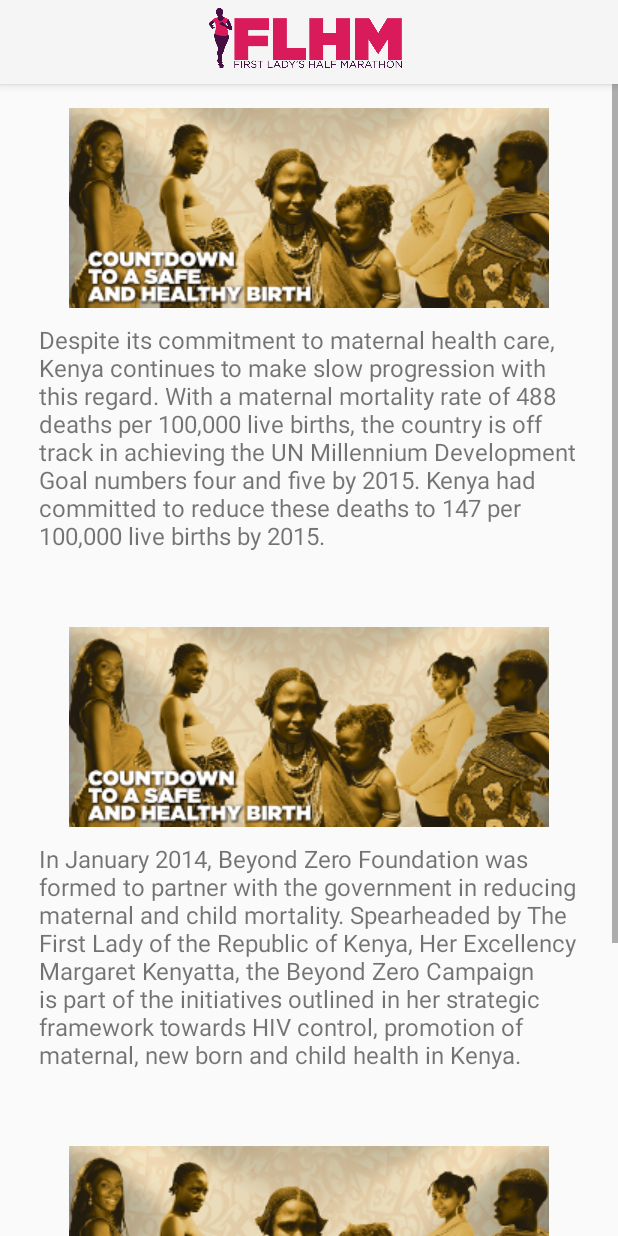
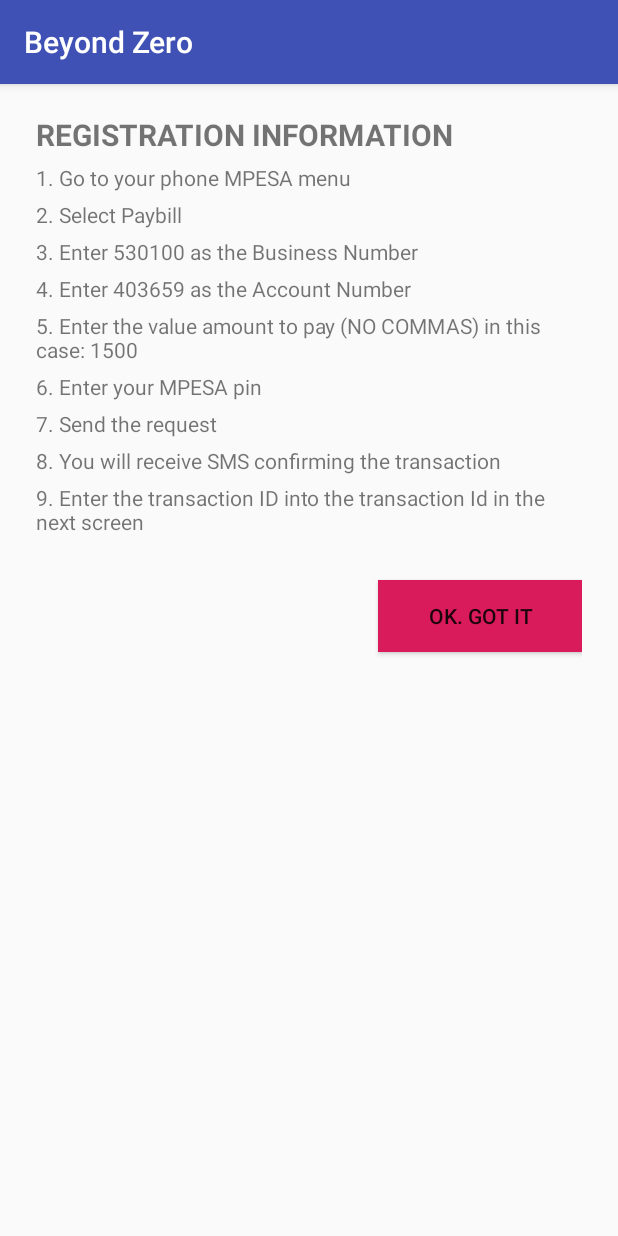
Before and after one commit to Homeboyzandroid/Marathon, an Android app: the screen it shows after launch (News before the commit, RegistrationInfo after it), after a tap on "News", on a phone screen of 412 x 824 dp. Run offline under Robolectric (Android 15) with nearby library versions, the phone set to English and light mode, and no system bars; libraries missing offline, so code that uses them is left out: cn.iwgang.countdownview, com.github.clans.fab, com.twitter.sdk, io.fabric.sdk; 7 statements that could not run were skipped.

Commit message:
transaction id and instructions activities

```diff
--- a/app/src/main/java/com/beyondzero/loise/marathon/Donate.java
+++ b/app/src/main/java/com/beyondzero/loise/marathon/Donate.java
@@ -42,7 +42,7 @@
  */
 public class Donate extends AppCompatActivity{
 
-   Spinner spinner;
+   //Spinner spinner;
     @Override
     protected void onCreate(Bundle savedInstanceState) {
         super.onCreate(savedInstanceState);
@@ -52,14 +52,14 @@
         getSupportActionBar().setDisplayShowHomeEnabled(true);
         getSupportActionBar().setIcon(R.drawable.fl);
 
-        spinner = (Spinner)findViewById(R.id.spinnerdonate);
+       /* spinner = (Spinner)findViewById(R.id.spinnerdonate);
         // Create an ArrayAdapter using the string array and a default spinner layout
         ArrayAdapter<CharSequence> adapter = ArrayAdapter.createFromResource(this,
                 R.array.currency, android.R.layout.simple_spinner_item);
 // Specify the layout to use when the list of choices appears
         adapter.setDropDownViewResource(android.R.layout.simple_spinner_dropdown_item);
 // Apply the adapter to the spinner
-        spinner.setAdapter(adapter);
+        spinner.setAdapter(adapter);*/
 
         Button button= (Button)findViewById(R.id.btn_signup);
         button.setOnClickListener(new View.OnClickListener() {
--- a/app/src/main/java/com/beyondzero/loise/marathon/MainActivity.java
+++ b/app/src/main/java/com/beyondzero/loise/marathon/MainActivity.java
@@ -84,7 +84,7 @@
 
                         break;
                     case 2:
-                        startActivity(new Intent(getApplicationContext(), News.class));
+                        startActivity(new Intent(getApplicationContext(), RegistrationInfo.class));
                         break;
 
                     case 3:
--- /dev/null
+++ b/app/src/main/java/com/beyondzero/loise/marathon/RegistrationInfo.java
@@ -0,0 +1,13 @@
+package com.beyondzero.loise.marathon;
+
+import android.support.v7.app.AppCompatActivity;
+import android.os.Bundle;
+
+public class RegistrationInfo extends AppCompatActivity {
+
+    @Override
+    protected void onCreate(Bundle savedInstanceState) {
+        super.onCreate(savedInstanceState);
+        setContentView(R.layout.activity_registration_info);
+    }
+}
--- /dev/null
+++ b/app/src/main/res/layout/activity_registration_info.xml
@@ -0,0 +1,98 @@
+<?xml version="1.0" encoding="utf-8"?>
+<ScrollView
+    xmlns:android="http://schemas.android.com/apk/res/android"
+    android:layout_width="fill_parent"
+    android:layout_height="fill_parent"
+    android:fitsSystemWindows="true">
+    <LinearLayout
+        android:orientation="vertical"
+        android:layout_width="match_parent"
+        android:layout_height="match_parent"
+        android:paddingTop="20dp"
+        android:paddingLeft="24dp"
+        android:paddingRight="24dp"
+        android:weightSum="1">
+
+
+    <TextView
+        android:layout_width="wrap_content"
+        android:layout_height="match_parent"
+        android:id="@+id/instructions"
+        android:text="REGISTRATION INFORMATION"
+        android:layout_alignParentTop="true"
+        android:layout_centerHorizontal="true"
+        android:textStyle="bold"
+        android:textSize="20dp"
+        android:layout_marginBottom="5dp"/>
+    <TextView
+        android:layout_width="wrap_content"
+        android:layout_height="wrap_content"
+        android:id="@+id/txt1"
+        android:text="1. Go to your phone MPESA menu"
+        android:layout_marginBottom="5dp"/>
+    <TextView
+        android:layout_width="wrap_content"
+        android:layout_height="wrap_content"
+        android:id="@+id/txt2"
+        android:text="2. Select Paybill"
+        android:layout_marginBottom="5dp"/>
+    <TextView
+        android:layout_width="wrap_content"
+        android:layout_height="wrap_content"
+        android:id="@+id/txt3"
+        android:text="3. Enter 530100 as the Business Number "
+        android:layout_marginBottom="5dp"/>
+    <TextView
+        android:layout_width="wrap_content"
+        android:layout_height="wrap_content"
+        android:id="@+id/txt4"
+        android:text="4. Enter 403659 as the Account Number "
+        android:layout_marginBottom="5dp"/>
+
+    <TextView
+        android:layout_width="wrap_content"
+        android:layout_height="wrap_content"
+        android:id="@+id/txt5"
+        android:text="5. Enter the value amount to pay (NO COMMAS) in this case: 1500  "
+        android:layout_marginBottom="5dp"/>
+    <TextView
+        android:layout_width="wrap_content"
+        android:layout_height="wrap_content"
+        android:id="@+id/txt6"
+        android:text="6. Enter your MPESA pin "
+        android:layout_marginBottom="5dp"/>
+    <TextView
+        android:layout_width="wrap_content"
+        android:layout_height="wrap_content"
+        android:id="@+id/txt7"
+        android:text="7. Send the request "
+        android:layout_marginBottom="5dp"/>
+    <TextView
+        android:layout_width="wrap_content"
+        android:layout_height="wrap_content"
+        android:id="@+id/txt8"
+        android:text="8. You will receive SMS confirming the transaction "
+        android:layout_marginBottom="5dp"/>
+    <TextView
+        android:layout_width="wrap_content"
+        android:layout_height="wrap_content"
+        android:id="@+id/txt9"
+        android:text="9. Enter the transaction ID into the transaction Id in the next screen "
+        android:layout_marginBottom="5dp"/>
+
+        <android.support.v7.widget.AppCompatButton
+
+            android:id="@+id/btn_gotit"
+            android:layout_width="136dp"
+            android:layout_height="wrap_content"
+            android:layout_marginTop="24dp"
+            android:layout_marginBottom="24dp"
+            android:padding="12dp"
+            android:text="OK. GOT IT"
+            android:background="@color/buttonRegister"
+            android:layout_gravity="right" />
+
+
+
+</LinearLayout>
+    </ScrollView>
```
Also changed, not shown: app/src/main/AndroidManifest.xml (+7 -5 lines), app/src/main/java/com/beyondzero/loise/marathon/TransactionId.java (added, +13 -0 lines), app/src/main/res/layout/activity_donate.xml (+2 -35 lines), app/src/main/res/layout/activity_transaction_id.xml (added, +76 -0 lines).
